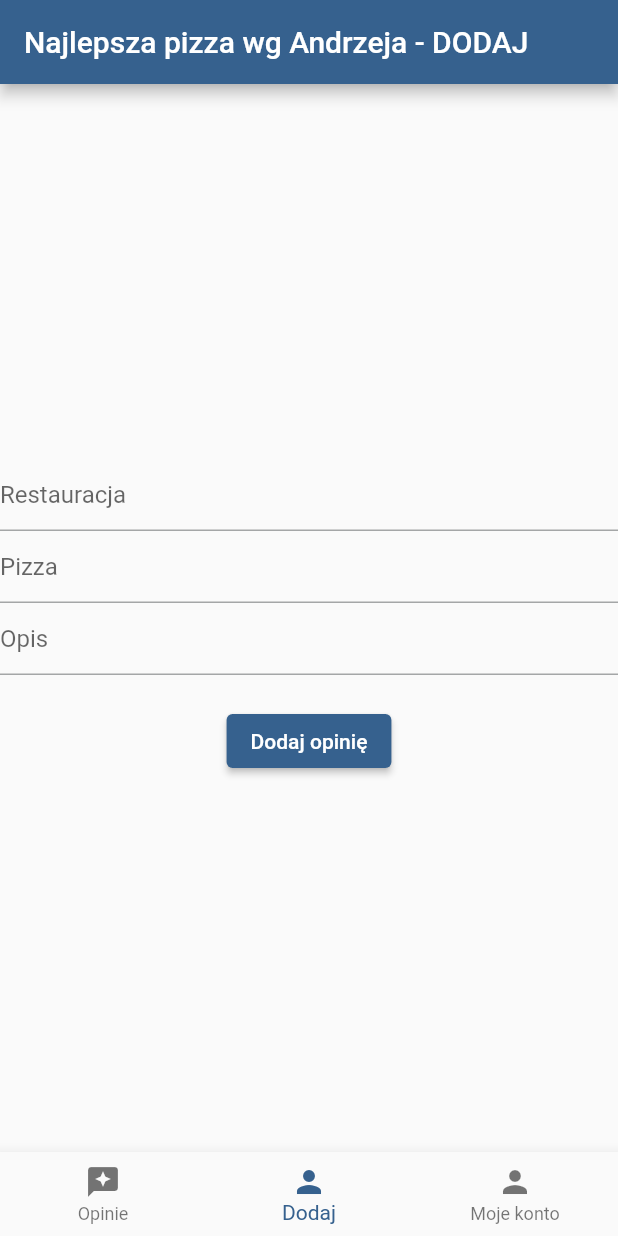
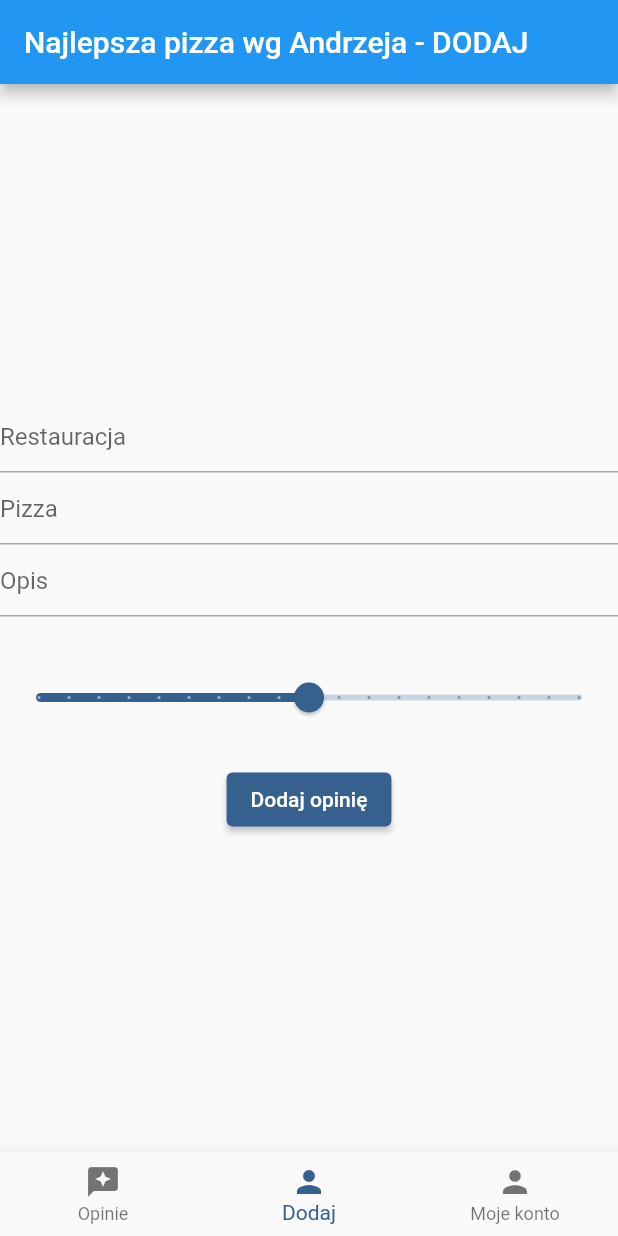
Before and after one commit to andrzejcybulski/najlepsza_pizza_wg_andrzeja, a Flutter app: the screen it shows once a user with an empty profile is signed in, item 2 of the bottom bar chosen, after a tap on "Dodaj opinię", on a phone screen of 412 x 824 dp. Run offline on Flutter 3.47's test engine with Material 2 defaults, Android fonts, the phone set to English and light mode, and no system bars; our stand-ins replace cloud_firestore, firebase_auth, firebase_core; accounts and stored records are empty; network calls fail.

Commit message:
Add Slider

```diff
--- a/lib/app/home/add_opinion/add_opinion_page_content.dart
+++ b/lib/app/home/add_opinion/add_opinion_page_content.dart
@@ -14,10 +14,12 @@ class _AddOpinionPageContentState extends State<AddOpinionPageContent> {
   var restaurantName = '';
   var pizzaName = '';
   var descriptionName = '';
+  var rating = 5.5;
 
   @override
   Widget build(BuildContext context) {
     return Center(
+      child: SingleChildScrollView(
         child: Column(
           mainAxisAlignment: MainAxisAlignment.center,
           children: [
@@ -51,7 +53,26 @@ class _AddOpinionPageContentState extends State<AddOpinionPageContent> {
                 });
               },
             ),
-          SizedBox(
+            const SizedBox(
+              height: 30,
+            ),
+            SliderTheme(
+              data: const SliderThemeData(
+                  valueIndicatorShape: PaddleSliderValueIndicatorShape()),
+              child: Slider(
+                min: 1,
+                max: 10,
+                divisions: 18,
+                value: rating,
+                label: rating.toString(),
+                onChanged: (newValue) {
+                  setState(() {
+                    rating = newValue;
+                  });
+                },
+              ),
+            ),
+            const SizedBox(
               height: 20,
             ),
             ElevatedButton(
@@ -59,7 +80,7 @@ class _AddOpinionPageContentState extends State<AddOpinionPageContent> {
                 final data = {
                   'name': restaurantName,
                   'pizza': pizzaName,
-                'rating': 4,
+                  'rating': rating,
                   'description': descriptionName,
                 };
 
@@ -68,6 +89,7 @@ class _AddOpinionPageContentState extends State<AddOpinionPageContent> {
               child: const Text('Dodaj opinię'),
             ),
           ],
+        ),
       ),
     );
   }
--- a/lib/app/home/home_page.dart
+++ b/lib/app/home/home_page.dart
@@ -24,16 +24,26 @@ class _HomePageState extends State<HomePage> {
     return Scaffold(
       resizeToAvoidBottomInset: false,
       appBar: AppBar(
+        backgroundColor: Colors.blue,
         title: Builder(
           builder: (context) {
             if (currentIndex == 0) {
-              return const Text('Najlepsza pizza wg Andrzeja - OPINIE');
+              return const Text(
+                'Najlepsza pizza wg Andrzeja - OPINIE',
+                style: TextStyle(color: Colors.white, fontSize: 20),
+              );
             }
             if (currentIndex == 1) {
-              return const Text('Najlepsza pizza wg Andrzeja - DODAJ');
+              return const Text(
+                'Najlepsza pizza wg Andrzeja - DODAJ',
+                style: TextStyle(color: Colors.white, fontSize: 20),
+              );
             }
 
-            return const Text('Najlepsza pizza wg Andrzeja - KONTO');
+            return const Text(
+              'Najlepsza pizza wg Andrzeja - KONTO',
+              style: TextStyle(color: Colors.white, fontSize: 20),
+            );
           },
         ),
       ),
--- a/lib/app/home/restarurants/restaurants_page_conent.dart
+++ b/lib/app/home/restarurants/restaurants_page_conent.dart
@@ -5,15 +5,17 @@ import 'package:flutter/material.dart';
 import 'package:cloud_firestore/cloud_firestore.dart';
 
 class RestaurantsPageContent extends StatelessWidget {
-  RestaurantsPageContent({
+  const RestaurantsPageContent({
     super.key,
   });
 
   @override
   Widget build(BuildContext context) {
     return StreamBuilder<QuerySnapshot<Map<String, dynamic>>>(
-        stream:
-            FirebaseFirestore.instance.collection('restaurants').snapshots(),
+        stream: FirebaseFirestore.instance
+            .collection('restaurants')
+            .orderBy('rating', descending: true)
+            .snapshots(),
         builder: (context, snapshot) {
           if (snapshot.hasError) {
             return const Center(child: Text('Something went wrong'));
@@ -149,11 +151,9 @@ class RestaurantsPageContent extends StatelessWidget {
 // }
 
 // class _UpdateWidgetState extends State<UpdateWidget> {
-//   final updateRestaurantController = TextEditingController();
-
-//   final updatePizzaController = TextEditingController();
-
-//   final updateDescriptionController = TextEditingController();
+//   var updateRestaurantName = '';
+//   var updatePizzaName = '';
+//   var updateDescription = '';
 
 //   @override
 //   Widget build(BuildContext context) {
@@ -184,43 +184,44 @@ class RestaurantsPageContent extends StatelessWidget {
 //                     child: Column(
 //                       children: <Widget>[
 //                         TextField(
-//                             controller: TextEditingController(
-//                                 text: widget.document['name']),
-//                             decoration:
-//                                 const InputDecoration(hintText: 'Restauracja')),
+//                           controller: TextEditingController(
+//                               text: widget.document['name']),
+//                           decoration:
+//                               const InputDecoration(hintText: 'Restauracja'),
+//                         ),
 //                         TextField(
-//                             controller: TextEditingController(
-//                                 text: widget.document['pizza']),
-//                             decoration:
-//                                 const InputDecoration(hintText: 'Pizza')),
+//                           controller: TextEditingController(
+//                               text: widget.document['pizza']),
+//                           decoration: const InputDecoration(hintText: 'Pizza'),
+//                         ),
 //                         TextField(
-//                             controller: TextEditingController(
-//                                 text: widget.document.id[2]),
-//                             decoration:
-//                                 const InputDecoration(hintText: 'Opis')),
+//                           controller: TextEditingController(
+//                               text: widget.document['description']),
+//                           decoration: const InputDecoration(hintText: 'Opis'),
+//                         ),
 //                       ],
 //                     ),
 //                   ),
 //                   SizedBox(height: 20),
 //                   ElevatedButton(
 //                       onPressed: () {
-//                         final data = {
-//                           'name': updateRestaurantController,
-//                           'pizza': updatePizzaController,
-//                           'description': updateDescriptionController.text,
-//                         };
+//                         // final data = {
+//                         //   'name': updateRestaurantName,
+//                         //   'pizza': updatePizzaName,
+//                         //   'description': updateDescription,
+//                         // };
 
 //                         FirebaseFirestore.instance
 //                             .collection("restaurants")
-//                             .doc(widget.document.id[0])
+//                             .doc('name')
 //                             .update;
 //                         FirebaseFirestore.instance
 //                             .collection("restaurants")
-//                             .doc(widget.document['pizza'])
+//                             .doc('pizza')
 //                             .update;
 //                         FirebaseFirestore.instance
 //                             .collection("restaurants")
-//                             .doc(widget.document[2])
+//                             .doc('restaurants')
 //                             .update;
 //                       },
 //                       child: Text('Zaktualizuj'))
--- a/lib/main.dart
+++ b/lib/main.dart
@@ -21,6 +21,9 @@ class MyApp extends StatelessWidget {
     return MaterialApp(
       title: 'Flutter Demo',
       theme: ThemeData(
+        sliderTheme: const SliderThemeData(
+          showValueIndicator: ShowValueIndicator.always,
+        ),
         colorScheme: ColorScheme.fromSeed(seedColor: Colors.blue),
         useMaterial3: false,
       ),
```
Lines whose indentation alone changed are shown as unchanged.
